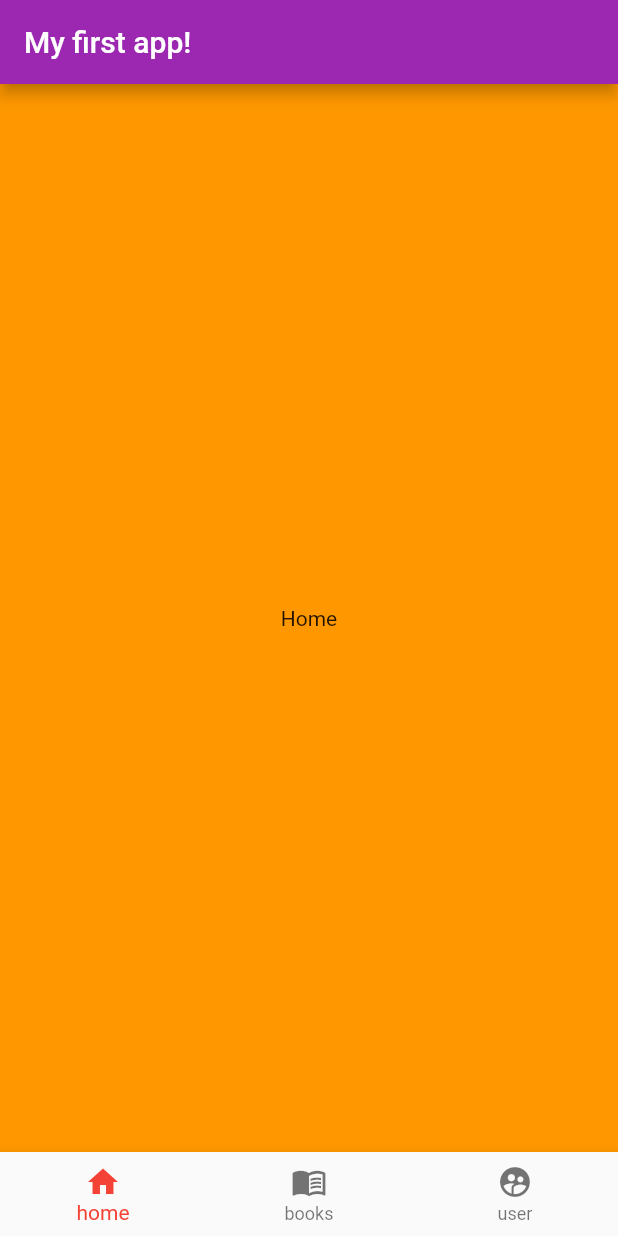
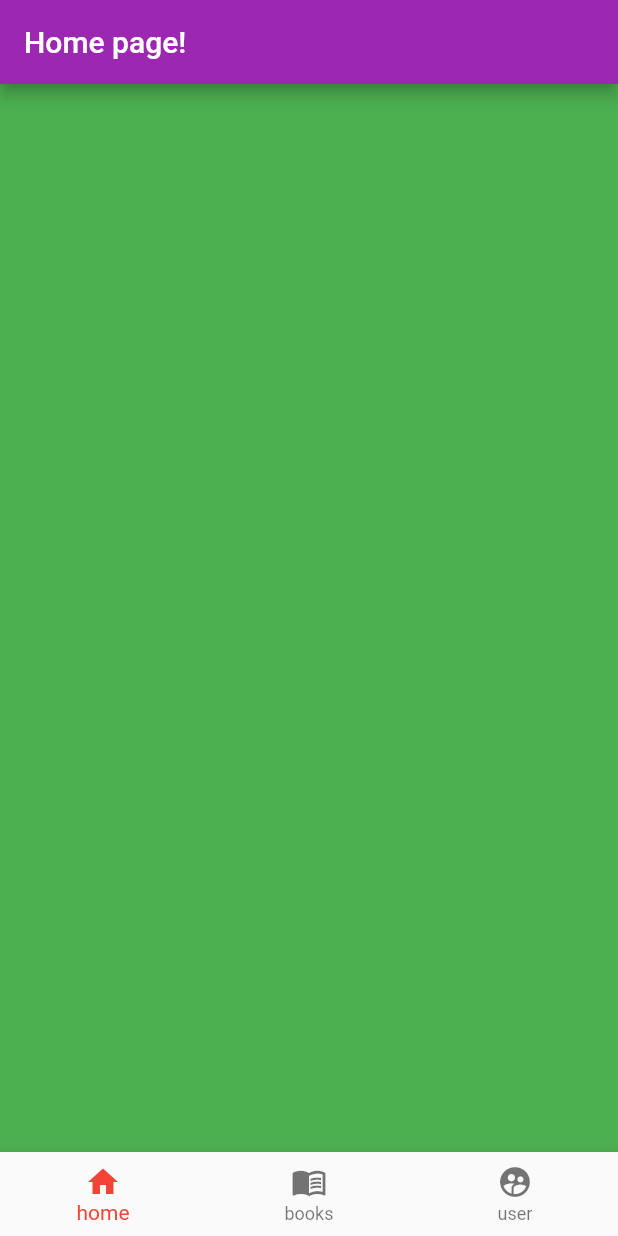
Before and after one commit to elisara/MyFirstFlutterApp, a Flutter app: the screen it shows after launch, on a phone screen of 412 x 824 dp. Run offline on Flutter 3.47's test engine with Material 2 defaults, Android fonts, the phone set to English and light mode, and no system bars.

```diff
--- /dev/null
+++ b/lib/constants.dart
@@ -0,0 +1,3 @@
+const String ID_PAGE_HOME = "id_home";
+const String ID_PAGE_BOOKS = "id_books";
+const String ID_PAGE_USER = "id_user";
--- a/lib/main.dart
+++ b/lib/main.dart
@@ -1,5 +1,6 @@
 import 'package:flutter/material.dart';
 import 'package:my_first_app/page_widget.dart';
+import 'constants.dart' as Constants;
 
 void main() {
   runApp(MyApp());
@@ -10,7 +11,7 @@ class MyApp extends StatelessWidget {
   @override
   Widget build(BuildContext context) {
     return MaterialApp(
-      title: 'Flutter Demo',
+      title: 'My first app',
       theme: ThemeData(
         //Must be Material color
         primarySwatch: Colors.purple,
@@ -29,16 +30,13 @@ class MyHomePage extends StatefulWidget {
 class _MyHomePageState extends State<MyHomePage> {
   int currentIndex = 0;
   final List<PageWidget> _pages = [
-    PageWidget("Home", Colors.orange),
-    PageWidget("books", Colors.yellow),
-    PageWidget("user", Colors.red)
+    PageWidget(Constants.ID_PAGE_HOME, Colors.orange),
+    PageWidget(Constants.ID_PAGE_BOOKS, Colors.yellow),
+    PageWidget(Constants.ID_PAGE_USER, Colors.red)
   ];
   @override
   Widget build(BuildContext context) {
     return Scaffold(
-      appBar: AppBar(
-        title: Text("My first app!"),
-      ),
       bottomNavigationBar: _bottomNavigationBar(),
       body: _pages[currentIndex],
     );
--- /dev/null
+++ b/lib/page/home_page.dart
@@ -0,0 +1,17 @@
+import 'package:flutter/material.dart';
+
+class HomePage extends StatelessWidget {
+  @override
+  Widget build(BuildContext context) {
+    return _homePageContainer();
+  }
+
+  Widget _homePageContainer() {
+    return Scaffold(
+      appBar: AppBar(
+        title: Text("Home page!"),
+      ),
+      backgroundColor: Colors.green,
+    );
+  }
+}
--- a/lib/page_widget.dart
+++ b/lib/page_widget.dart
@@ -1,10 +1,14 @@
 import 'package:flutter/material.dart';
+import 'package:my_first_app/page/book_page.dart';
+import 'package:my_first_app/page/home_page.dart';
+import 'package:my_first_app/page/user_page.dart';
+import 'constants.dart' as Constants;
 
 class PageWidget extends StatelessWidget {
-  final String title;
+  final String id;
   final Color color;
 
-  PageWidget(this.title, this.color);
+  PageWidget(this.id, this.color);
 
   @override
   Widget build(BuildContext context) {
@@ -15,8 +19,19 @@ class PageWidget extends StatelessWidget {
     return Scaffold(
       backgroundColor: color,
       body: Center(
-        child: Text(title),
+        child: _getSelecedPageById(id),
       ),
     );
   }
+
+  Widget _getSelecedPageById(String id) {
+    print(id);
+    if (id == Constants.ID_PAGE_HOME) {
+      return HomePage();
+    } else if (id == Constants.ID_PAGE_BOOKS) {
+      return BookPage();
+    } else {
+      return UserPage();
+    }
+  }
 }
```
Also changed, not shown: lib/model/book.dart (added, +47 -0 lines), lib/model/user.dart (added, +38 -0 lines), lib/page/book_page.dart (added, +39 -0 lines), lib/page/user_page.dart (added, +24 -0 lines).
